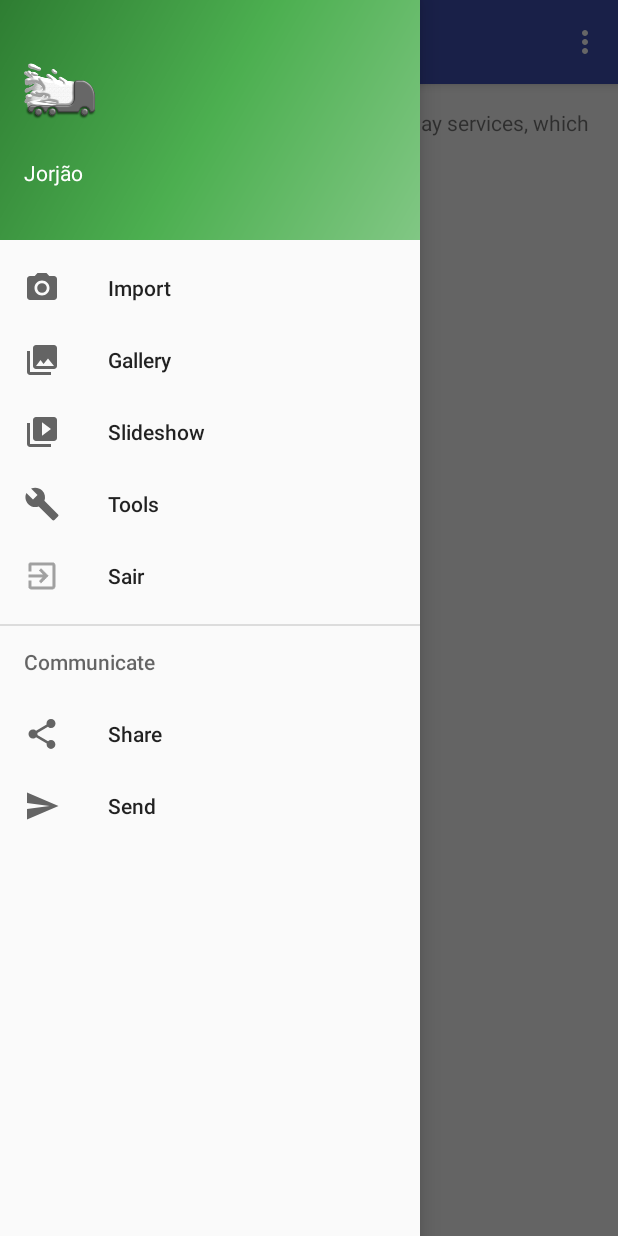
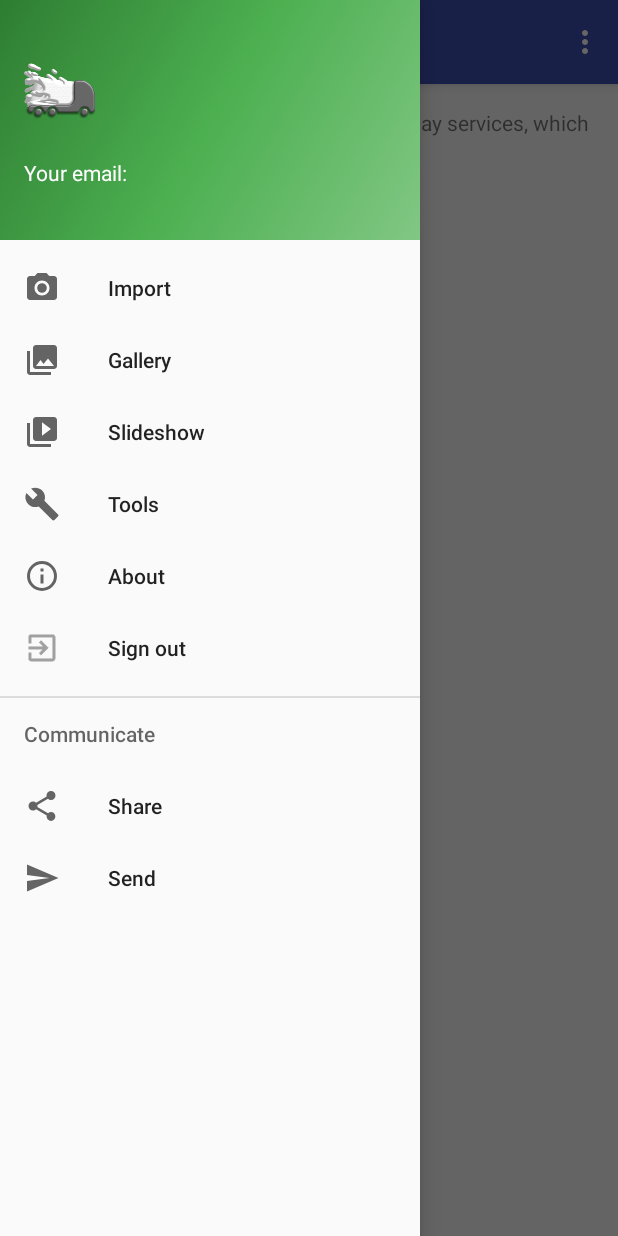
Before and after one commit to luanorlandi/MILK18Trucks, an Android app: the screen it shows after launch once a user with an empty profile is signed in (MainActivity), with the side drawer open, on a phone screen of 412 x 824 dp. Run offline under Robolectric (Android 15) with nearby library versions, the phone set to English and light mode, and no system bars; our stand-ins replace Firebase (no records; nobody signed in at launch, a user with empty details on screens opened directly); 3 statements that could not run were skipped.

Commit message:
En and Pt languages, add button About

```diff
--- a/app/src/main/java/com/gdtac/milk18trucks/MainActivity.java
+++ b/app/src/main/java/com/gdtac/milk18trucks/MainActivity.java
@@ -162,6 +162,8 @@ public class MainActivity extends AppCompatActivity
                 break;
             case R.id.nav_send:
                 break;
+            case R.id.nav_about:
+                break;
             case R.id.nav_signout:
                 myUser.setEnabled(false);
                 mAuth.signOut();
--- /dev/null
+++ b/app/src/main/res/drawable/ic_information_outline.xml
@@ -0,0 +1,8 @@
+<!-- drawable/information_outline.xml -->
+<vector xmlns:android="http://schemas.android.com/apk/res/android"
+    android:height="24dp"
+    android:width="24dp"
+    android:viewportWidth="24"
+    android:viewportHeight="24">
+    <path android:fillColor="#000" android:pathData="M11,9H13V7H11M12,20C7.59,20 4,16.41 4,12C4,7.59 7.59,4 12,4C16.41,4 20,7.59 20,12C20,16.41 16.41,20 12,20M12,2A10,10 0 0,0 2,12A10,10 0 0,0 12,22A10,10 0 0,0 22,12A10,10 0 0,0 12,2M11,17H13V11H11V17Z" />
+</vector>
--- a/app/src/main/res/layout/nav_header_main.xml
+++ b/app/src/main/res/layout/nav_header_main.xml
@@ -24,7 +24,7 @@
         android:layout_width="match_parent"
         android:layout_height="wrap_content"
         android:paddingTop="@dimen/nav_header_vertical_spacing"
-        android:text="Jorjão"
+        android:text="@string/navigation_header_email"
         android:textAppearance="@style/TextAppearance.AppCompat.Body1" />
 
     <TextView
--- a/app/src/main/res/menu/activity_main_drawer.xml
+++ b/app/src/main/res/menu/activity_main_drawer.xml
@@ -5,35 +5,39 @@
         <item
             android:id="@+id/nav_camera"
             android:icon="@drawable/ic_menu_camera"
-            android:title="Import" />
+            android:title="@string/navigation_drawer_import" />
         <item
             android:id="@+id/nav_gallery"
             android:icon="@drawable/ic_menu_gallery"
-            android:title="Gallery" />
+            android:title="@string/navigation_drawer_gallery" />
         <item
             android:id="@+id/nav_slideshow"
             android:icon="@drawable/ic_menu_slideshow"
-            android:title="Slideshow" />
+            android:title="@string/navigation_drawer_slideshow" />
         <item
             android:id="@+id/nav_manage"
             android:icon="@drawable/ic_menu_manage"
-            android:title="Tools" />
+            android:title="@string/navigation_drawer_tools" />
+        <item
+            android:id="@+id/nav_about"
+            android:icon="@drawable/ic_information_outline"
+            android:title="@string/navigation_drawer_about" />
         <item
             android:id="@+id/nav_signout"
             android:icon="@drawable/ic_action_exit"
-            android:title="Sair" />
+            android:title="@string/action_sign_out" />
     </group>
 
-    <item android:title="Communicate">
+    <item android:title="@string/navigation_drawer_communicate">
         <menu>
             <item
                 android:id="@+id/nav_share"
                 android:icon="@drawable/ic_menu_share"
-                android:title="Share" />
+                android:title="@string/navigation_drawer_share" />
             <item
                 android:id="@+id/nav_send"
                 android:icon="@drawable/ic_menu_send"
-                android:title="Send" />
+                android:title="@string/navigation_drawer_send" />
         </menu>
     </item>
 
--- a/app/src/main/res/menu/main.xml
+++ b/app/src/main/res/menu/main.xml
@@ -4,6 +4,6 @@
     <item
         android:id="@+id/action_settings"
         android:orderInCategory="100"
-        android:title="@string/action_settings"
+        android:title="@string/navigation_drawer_settings"
         app:showAsAction="never" />
 </menu>
--- a/app/src/main/res/values/strings.xml
+++ b/app/src/main/res/values/strings.xml
@@ -3,24 +3,38 @@
 
     <!-- Strings related to login -->
     <string name="prompt_email">Email</string>
-    <string name="prompt_password">Password (optional)</string>
-    <string name="action_sign_in">Sign in or register</string>
-    <string name="action_sign_in_short">Sign in</string>
-    <string name="error_invalid_email">This email address is invalid</string>
-    <string name="error_invalid_password">This password is too short</string>
-    <string name="error_incorrect_password">This password is incorrect</string>
-    <string name="error_field_required">This field is required</string>
-    <string name="permission_rationale">"Contacts permissions are needed for providing email
-        completions."
-    </string>
+    <string name="prompt_password">Password</string>
+    <string name="action_sign_in">Sign in</string>
+    <string name="action_sign_up">Sign up</string>
+    <string name="action_sign_out">Sign out</string>
 
-    <!-- TODO: Remove or change this placeholder text -->
-    <string name="hello_blank_fragment">Hello blank fragment</string>
-    <string name="title_activity_maps">Map</string>
-    <string name="title_activity_main">MainActivity</string>
+    <string name="wait_sign_in">Signing in...</string>
+    <string name="wait_sign_up">Signing up...</string>
 
+    <string name="error_sign_in">Fail to sign in</string>
+    <string name="error_sign_up">Fail to sign up</string>
+    <string name="error_email_required">Email is required</string>
+    <string name="error_password_required">Password is required</string>
+
+    <!-- Strings related to GPS tracker -->
+    <string name="gps_disabled_title">GPS disabled</string>
+    <string name="gps_disabled_ask_settings">Do you want to go to settings menu?</string>
+    <string name="gps_disabled_positive_response">Settings</string>
+    <string name="gps_disabled_negative_response">Cancel</string>
+
+    <!-- Strings related to Main activity -->
     <string name="navigation_drawer_open">Open navigation drawer</string>
     <string name="navigation_drawer_close">Close navigation drawer</string>
 
-    <string name="action_settings">Settings</string>
+    <string name="navigation_drawer_import">Import</string>
+    <string name="navigation_drawer_gallery">Gallery</string>
+    <string name="navigation_drawer_slideshow">Slideshow</string>
+    <string name="navigation_drawer_tools">Tools</string>
+    <string name="navigation_drawer_communicate">Communicate</string>
+    <string name="navigation_drawer_share">Share</string>
+    <string name="navigation_drawer_send">Send</string>
+    <string name="navigation_drawer_about">About</string>
+    <string name="navigation_drawer_settings">Settings</string>
+
+    <string name="navigation_header_email">Your email:</string>
 </resources>
```
Also changed, not shown: app/src/main/java/com/gdtac/milk18trucks/GPSTracker.java (+4 -4 lines), app/src/main/java/com/gdtac/milk18trucks/SignActivity.java (+12 -8 lines), app/src/main/res/layout/activity_sign.xml (+4 -4 lines), 1 other file.
